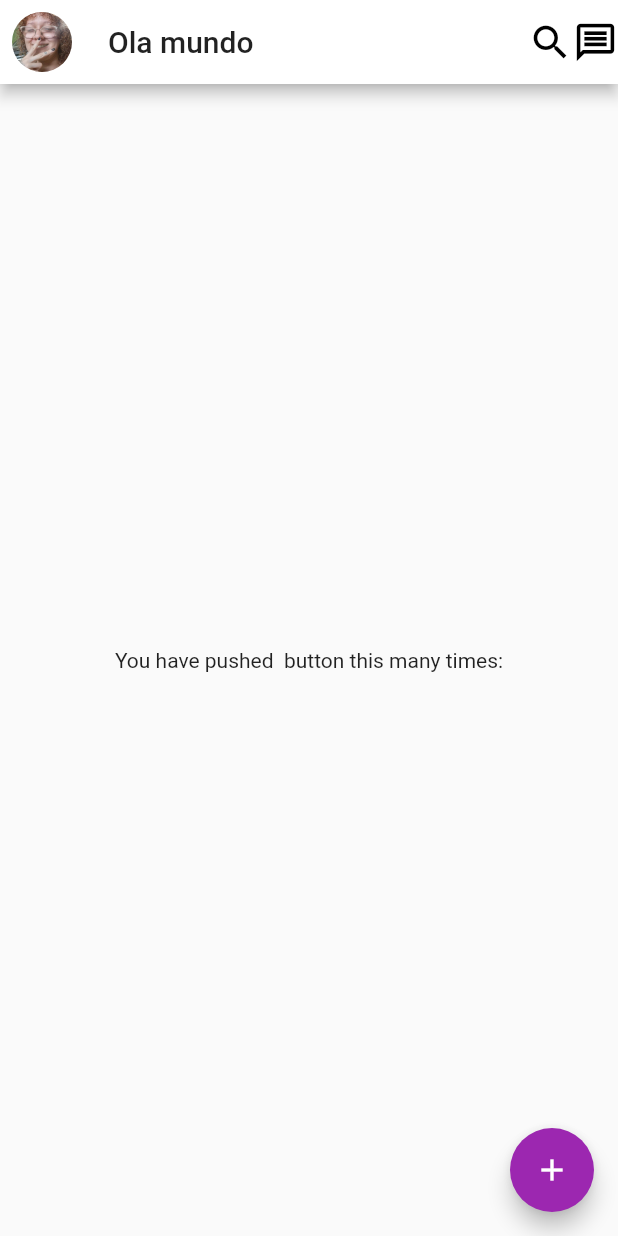
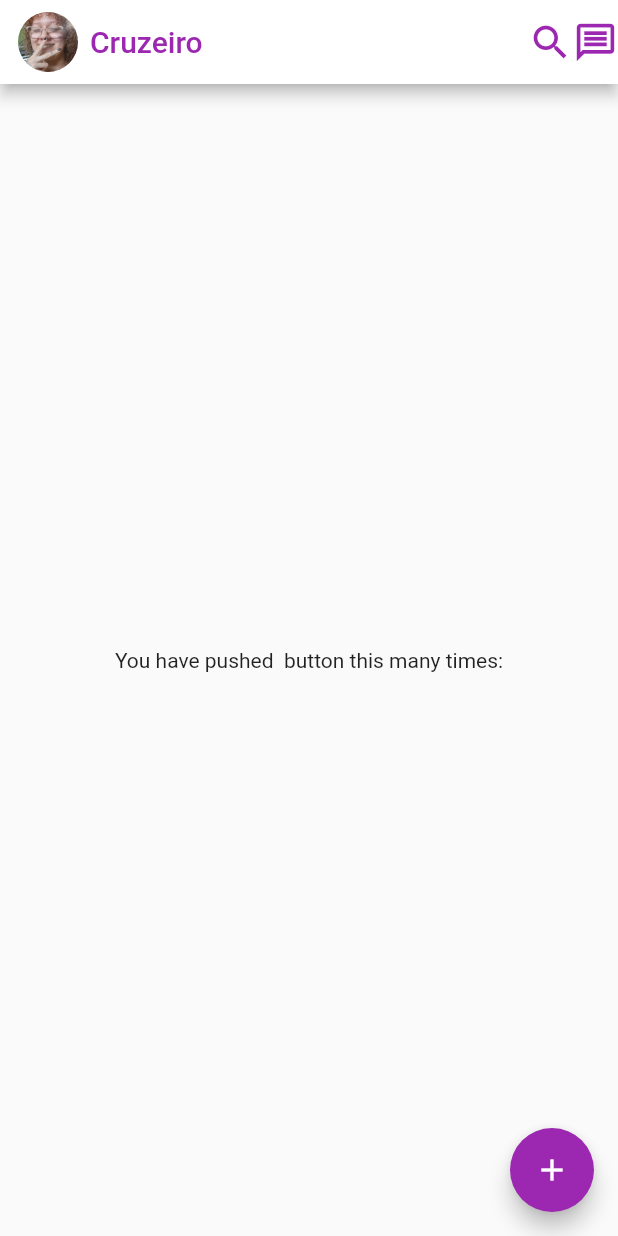
Before and after one commit to derek-alves/Flutter, a Flutter app: the screen it shows after launch, on a phone screen of 412 x 824 dp. Run offline on Flutter 3.47's test engine with Material 2 defaults, Android fonts, the light colour scheme and no system bars.

Commit message:
AppBar 90%

```diff
--- a/clone_aiqfome/lib/main.dart
+++ b/clone_aiqfome/lib/main.dart
@@ -40,18 +40,21 @@ class MyHomePage extends StatelessWidget {
   Widget build(BuildContext context) {
     return Scaffold(
       appBar: AppBar(
-        title: Text(
-          "Ola mundo",
-          textAlign: TextAlign.start,
-        ),
+        leadingWidth: 60,
+        titleSpacing: 0,
         leading: Builder(
           builder: (BuildContext context) {
-            return Container(
+            return Align(
+              alignment: Alignment.centerRight,
+              child: Container(
+                width: 40,
                 margin: EdgeInsets.all(8),
                 decoration: BoxDecoration(
-                borderRadius: BorderRadius.circular(30),
+                  borderRadius: BorderRadius.circular(40),
                   image: const DecorationImage(
-                  image: AssetImage('assets/images/img.jpg'),
+                    image: AssetImage(
+                      'assets/images/img.jpg',
+                    ),
                     fit: BoxFit.cover,
                   ),
                 ),
@@ -63,8 +66,19 @@ class MyHomePage extends StatelessWidget {
                     child: null,
                   ),
                 ),
+              ),
             );
           },
+        ),
+        title: Align(
+          alignment: Alignment.centerLeft,
+          child: Text(
+            "Cruzeiro",
+            textAlign: TextAlign.start,
+            style: TextStyle(
+              color: Theme.of(context).accentColor,
+            ),
+          ),
         ),
         actions: [
           GestureDetector(
@@ -72,6 +86,7 @@ class MyHomePage extends StatelessWidget {
             child: Icon(
               Icons.search_outlined,
               size: 30,
+              color: Theme.of(context).accentColor,
             ),
           ),
           GestureDetector(
@@ -79,6 +94,7 @@ class MyHomePage extends StatelessWidget {
             child: Icon(
               Icons.message_outlined,
               size: 30,
+              color: Theme.of(context).accentColor,
             ),
           ),
         ],
```
Lines whose indentation alone changed are shown as unchanged.
